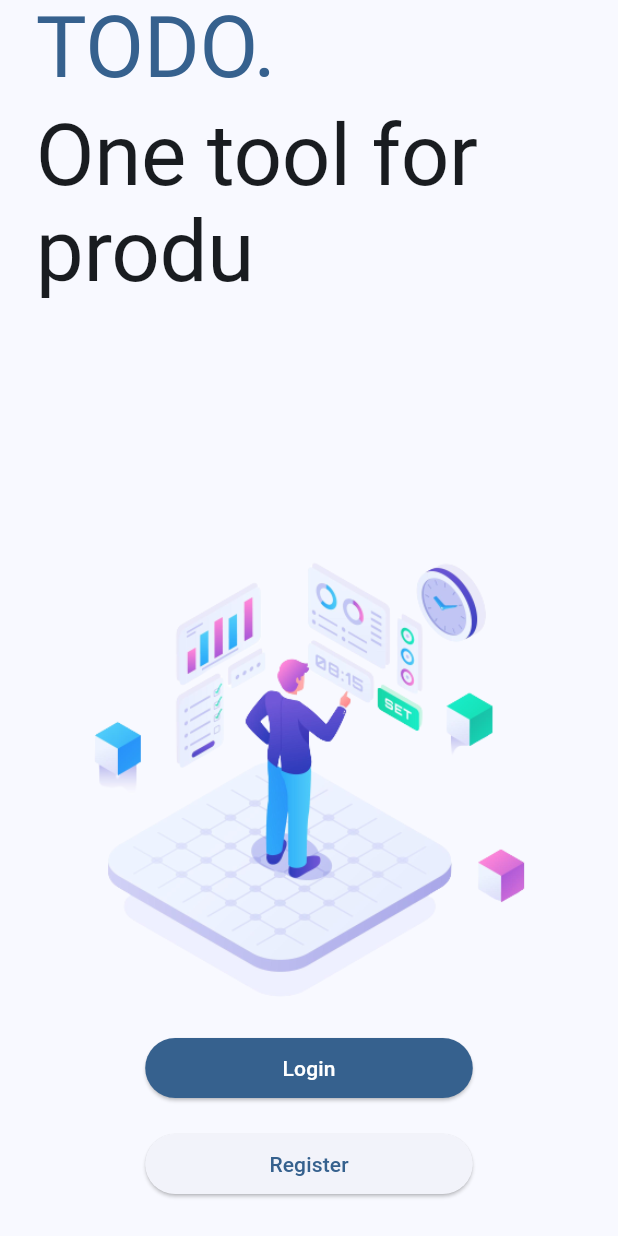
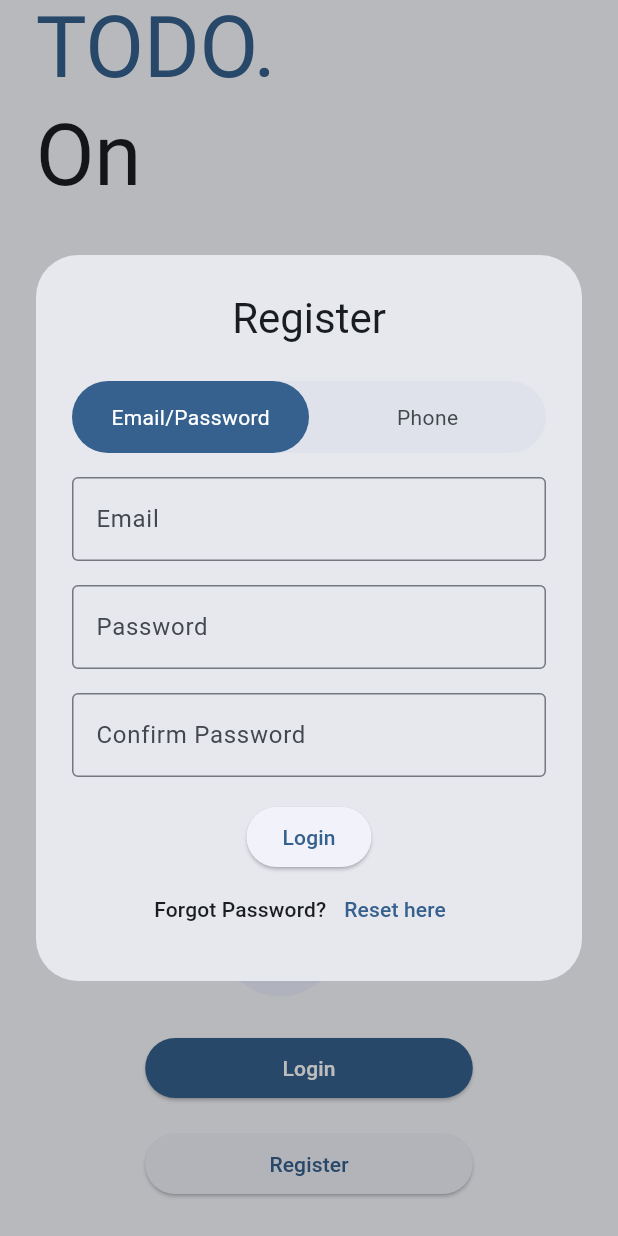
Before and after one commit to sushmoyr/todo_app_clean_architecture, a Flutter app: the screen it shows after launch, after a tap on "Login", after a tap on "Register", on a phone screen of 412 x 824 dp. Run offline on Flutter 3.47's test engine with Material 2 defaults, Android fonts, the phone set to English and light mode, and no system bars; our stand-ins replace firebase_core, flutter_riverpod; accounts and stored records are empty.

Commit message:
login and register dialog

```diff
--- a/lib/main.dart
+++ b/lib/main.dart
@@ -1,10 +1,15 @@
 import 'package:firebase_core/firebase_core.dart';
 import 'package:flutter/material.dart';
+import 'package:flutter_riverpod/flutter_riverpod.dart';
 import 'package:todo_app_clean_architecture/firebase_options.dart';
 import 'package:todo_app_clean_architecture/src/application/app.dart';
 
 void main() async {
   WidgetsFlutterBinding.ensureInitialized();
   await Firebase.initializeApp(options: DefaultFirebaseOptions.currentPlatform);
-  runApp(const TodoApp());
+  runApp(
+    const ProviderScope(
+      child: TodoApp(),
+    ),
+  );
 }
--- a/lib/src/application/app.dart
+++ b/lib/src/application/app.dart
@@ -16,7 +16,7 @@ class TodoApp extends StatelessWidget {
         colorSchemeSeed: Colors.blue,
       ),
       // home: const MyHomePage(title: 'Flutter Demo Home Page'),
-      home: Onboarding(),
+      home: const Onboarding(),
     );
   }
 }
--- /dev/null
+++ b/lib/src/core/common_widgets/switcher_tab.dart
@@ -0,0 +1,92 @@
+import 'package:flutter/material.dart';
+import 'package:todo_app_clean_architecture/src/core/constants/constants.dart';
+
+class SwitcherTabData {
+  final String label;
+  final Widget child;
+
+  const SwitcherTabData({
+    required this.label,
+    required this.child,
+  });
+}
+
+class SwitcherTab extends StatefulWidget {
+  const SwitcherTab({
+    Key? key,
+    required this.tabData,
+    this.onSelectionChanged,
+  }) : super(key: key);
+
+  final List<SwitcherTabData> tabData;
+  final ValueChanged<int>? onSelectionChanged;
+
+  @override
+  State<SwitcherTab> createState() => _SwitcherTabState();
+}
+
+class _SwitcherTabState extends State<SwitcherTab> {
+  int selectedIndex = 0;
+
+  @override
+  Widget build(BuildContext context) {
+    return Column(
+      mainAxisSize: MainAxisSize.min,
+      children: [
+        DecoratedBox(
+          decoration: BoxDecoration(
+            color: Theme.of(context).colorScheme.surfaceVariant,
+            borderRadius: BorderRadius.circular(kTextTabBarHeight),
+          ),
+          child: Row(
+            children: [
+              for (int i = 0; i < widget.tabData.length; i++)
+                Expanded(
+                  child: SizedBox(
+                    height: kTextTabBarHeight,
+                    child: AnimatedContainer(
+                      clipBehavior: Clip.antiAlias,
+                      decoration: i == selectedIndex
+                          ? BoxDecoration(
+                              color: Theme.of(context).colorScheme.primary,
+                              borderRadius:
+                                  BorderRadius.circular(kTextTabBarHeight))
+                          : const BoxDecoration(),
+                      duration: const Duration(milliseconds: 200),
+                      child: InkWell(
+                        borderRadius: BorderRadius.circular(kTextTabBarHeight),
+                        onTap: () {
+                          setState(() {
+                            selectedIndex = i;
+                            widget.onSelectionChanged?.call(i);
+                          });
+                        },
+                        child: Center(
+                          child: Text(
+                            widget.tabData[i].label,
+                            style: TextStyle(
+                              color: i == selectedIndex
+                                  ? Theme.of(context).colorScheme.onPrimary
+                                  : Theme.of(context)
+                                      .colorScheme
+                                      .onSurfaceVariant,
+                            ),
+                          ),
+                        ),
+                      ),
+                    ),
+                  ),
+                )
+            ],
+          ),
+        ),
+        verticalGap16,
+        AnimatedSwitcher(
+          key: ValueKey('Selected: $selectedIndex'),
+          duration: const Duration(milliseconds: 200),
+          child: widget.tabData[selectedIndex].child,
+        )
+      ],
+    );
+  }
+}
--- a/lib/src/core/constants/constants.dart
+++ b/lib/src/core/constants/constants.dart
@@ -21,3 +21,7 @@ const horizontalGap16 = SizedBox(width: 16);
 const verticalGap8 = SizedBox(height: 8);
 const verticalGap16 = SizedBox(height: 16);
 const verticalGap24 = SizedBox(height: 24);
+
+// Curves
+const emphasizedDecelerateCurve = Cubic(0.05, 0.7, 0.1, 1.0);
+const emphasizedAccelerateCurve = Cubic(0.3, 0.0, 0.8, 0.15);
--- a/lib/src/features/authentication/presentation/screens/login_dialog.dart
+++ b/lib/src/features/authentication/presentation/screens/login_dialog.dart
@@ -0,0 +1,122 @@
+import 'package:flutter_riverpod/flutter_riverpod.dart';
+import 'package:flutter/material.dart';
+import 'package:todo_app_clean_architecture/src/core/common_widgets/switcher_tab.dart';
+import 'package:todo_app_clean_architecture/src/core/constants/constants.dart';
+
+class LoginDialog extends ConsumerWidget {
+  const LoginDialog({
+    Key? key,
+  }) : super(key: key);
+
+  static void show(BuildContext context) {
+    Navigator.push(
+      context,
+      PageRouteBuilder(
+        pageBuilder: (_, anim, sAnim) => const LoginDialog(),
+        transitionDuration: const Duration(milliseconds: 400),
+        reverseTransitionDuration: const Duration(milliseconds: 200),
+        transitionsBuilder: (_, animation, __, page) {
+          final positionTween =
+              Tween(begin: const Offset(0, 1), end: Offset.zero);
+          final entryCurve = CurvedAnimation(
+              parent: animation, curve: emphasizedDecelerateCurve);
+          final outroCurve = CurvedAnimation(
+              parent: animation, curve: emphasizedAccelerateCurve);
+          late CurvedAnimation currentCurve;
+          if (animation.status == AnimationStatus.forward) {
+            currentCurve = entryCurve;
+          } else {
+            currentCurve = outroCurve;
+          }
+          return SlideTransition(
+            position: positionTween.animate(currentCurve),
+            child: FadeTransition(opacity: currentCurve, child: page),
+          );
+        },
+        barrierDismissible: true,
+        barrierColor: Colors.black26,
+        opaque: false,
+      ),
+    );
+  }
+
+  @override
+  Widget build(BuildContext context, WidgetRef ref) {
+    return Dialog(
+      insetPadding: EdgeInsets.only(
+          top: MediaQuery.of(context).viewPadding.top + 24,
+          bottom: 24,
+          left: 24,
+          right: 24),
+      child: SingleChildScrollView(
+        padding: const EdgeInsets.all(24.0),
+        child: Center(
+          child: Column(
+            mainAxisSize: MainAxisSize.min,
+            children: [
+              Text(
+                'Login',
+                style: Theme.of(context).textTheme.headlineMedium,
+              ),
+              verticalGap24,
+              SwitcherTab(
+                tabData: [
+                  SwitcherTabData(
+                    label: 'Email/Password',
+                    child: Column(
+                      mainAxisSize: MainAxisSize.min,
+                      children: [
+                        TextField(
+                          decoration: InputDecoration(
+                            labelText: 'Email',
+                            border: OutlineInputBorder(),
+                          ),
+                        ),
+                        verticalGap16,
+                        TextField(
+                          decoration: InputDecoration(
+                            labelText: 'Password',
+                            border: OutlineInputBorder(),
+                          ),
+                        ),
+                      ],
+                    ),
+                  ),
+                  SwitcherTabData(
+                    label: 'Phone',
+                    child: TextField(
+                      decoration: InputDecoration(labelText: 'Phone'),
+                    ),
+                  ),
+                ],
+              ),
+              verticalGap16,
+              ElevatedButton(
+                onPressed: () {},
+                child: Text('Login'),
+              ),
+              Wrap(
+                crossAxisAlignment: WrapCrossAlignment.center,
+                children: [
+                  Text(
+                    'Forgot Password?',
+                    style: Theme.of(context).textTheme.labelLarge,
+                  ),
+                  TextButton(
+                    onPressed: () {},
+                    child: Text('Reset here'),
+                  ),
+                ],
+              )
+              // RichText(
+              //   text: TextSpan(
+              //     children: [TextSpan(text: 'Forgot Password?')],
+              //   ),
+              // )
+            ],
+          ),
+        ),
+      ),
+    );
+  }
+}
--- a/lib/src/features/authentication/presentation/screens/onboarding.dart
+++ b/lib/src/features/authentication/presentation/screens/onboarding.dart
@@ -4,6 +4,8 @@ import 'package:flutter/material.dart';
 import 'package:todo_app_clean_architecture/generated/assets.dart';
 import 'package:todo_app_clean_architecture/src/core/common_widgets/animated_slogan.dart';
 import 'package:todo_app_clean_architecture/src/core/constants/constants.dart';
+import 'package:todo_app_clean_architecture/src/features/authentication/presentation/screens/login_dialog.dart';
+import 'package:todo_app_clean_architecture/src/features/authentication/presentation/screens/register_dialog.dart';
 
 class Onboarding extends StatelessWidget {
   const Onboarding({Key? key}) : super(key: key);
@@ -52,10 +54,12 @@ class Onboarding extends StatelessWidget {
               child: FractionallySizedBox(
                 widthFactor: 0.6,
                 child: ElevatedButton(
-                  onPressed: () {},
+                  onPressed: () {
+                    LoginDialog.show(context);
+                  },
                   style: ElevatedButton.styleFrom(
                     backgroundColor: Theme.of(context).colorScheme.primary,
-                    onPrimary: Theme.of(context).colorScheme.onPrimary,
+                    foregroundColor: Theme.of(context).colorScheme.onPrimary,
                   ),
                   child: Text('Login'),
                 ),
@@ -68,7 +72,9 @@ class Onboarding extends StatelessWidget {
                 widthFactor: 0.6,
                 alignment: Alignment.center,
                 child: ElevatedButton(
-                  onPressed: () {},
+                  onPressed: () {
+                    RegisterDialog.show(context);
+                  },
                   child: Text('Register'),
                 ),
               ),
--- a/lib/src/features/authentication/presentation/screens/register_dialog.dart
+++ b/lib/src/features/authentication/presentation/screens/register_dialog.dart
@@ -1 +1,128 @@
+import 'package:flutter_riverpod/flutter_riverpod.dart';
 import 'package:flutter/material.dart';
+import 'package:todo_app_clean_architecture/src/core/common_widgets/switcher_tab.dart';
+import 'package:todo_app_clean_architecture/src/core/constants/constants.dart';
+
+class RegisterDialog extends ConsumerWidget {
+  const RegisterDialog({
+    Key? key,
+  }) : super(key: key);
+
+  static void show(BuildContext context) {
+    Navigator.push(
+      context,
+      PageRouteBuilder(
+        pageBuilder: (_, anim, sAnim) => const RegisterDialog(),
+        transitionDuration: const Duration(milliseconds: 400),
+        reverseTransitionDuration: const Duration(milliseconds: 200),
+        transitionsBuilder: (_, animation, __, page) {
+          final positionTween =
+              Tween(begin: const Offset(0, 1), end: Offset.zero);
+          final entryCurve = CurvedAnimation(
+              parent: animation, curve: emphasizedDecelerateCurve);
+          final outroCurve = CurvedAnimation(
+              parent: animation, curve: emphasizedAccelerateCurve);
+          late CurvedAnimation currentCurve;
+          if (animation.status == AnimationStatus.forward) {
+            currentCurve = entryCurve;
+          } else {
+            currentCurve = outroCurve;
+          }
+          return SlideTransition(
+            position: positionTween.animate(currentCurve),
+            child: FadeTransition(opacity: currentCurve, child: page),
+          );
+        },
+        barrierDismissible: true,
+        barrierColor: Colors.black26,
+        opaque: false,
+      ),
+    );
+  }
+
+  @override
+  Widget build(BuildContext context, WidgetRef ref) {
+    return Dialog(
+      insetPadding: EdgeInsets.only(
+        top: MediaQuery.of(context).viewPadding.top + 24,
+        bottom: 24,
+        left: 24,
+        right: 24,
+      ),
+      child: SingleChildScrollView(
+        padding: const EdgeInsets.all(24.0),
+        child: Column(
+          mainAxisSize: MainAxisSize.min,
+          children: [
+            Text(
+              'Register',
+              style: Theme.of(context).textTheme.headlineMedium,
+            ),
+            verticalGap24,
+            SwitcherTab(
+              tabData: [
+                SwitcherTabData(
+                  label: 'Email/Password',
+                  child: Column(
+                    mainAxisSize: MainAxisSize.min,
+                    children: [
+                      TextField(
+                        decoration: InputDecoration(
+                          labelText: 'Email',
+                          border: OutlineInputBorder(),
+                        ),
+                      ),
+                      verticalGap16,
+                      TextField(
+                        decoration: InputDecoration(
+                          labelText: 'Password',
+                          border: OutlineInputBorder(),
+                        ),
+                      ),
+                      verticalGap16,
+                      TextField(
+                        decoration: InputDecoration(
+                          labelText: 'Confirm Password',
+                          border: OutlineInputBorder(),
+                        ),
+                      ),
+                    ],
+                  ),
+                ),
+                SwitcherTabData(
+                  label: 'Phone',
+                  child: TextField(
+                    decoration: InputDecoration(labelText: 'Phone'),
+                  ),
+                ),
+              ],
+            ),
+            verticalGap16,
+            ElevatedButton(
+              onPressed: () {},
+              child: Text('Login'),
+            ),
+            Wrap(
+              crossAxisAlignment: WrapCrossAlignment.center,
+              children: [
+                Text(
+                  'Forgot Password?',
+                  style: Theme.of(context).textTheme.labelLarge,
+                ),
+                TextButton(
+                  onPressed: () {},
+                  child: Text('Reset here'),
+                ),
+              ],
+            )
+            // RichText(
+            //   text: TextSpan(
+            //     children: [TextSpan(text: 'Forgot Password?')],
+            //   ),
+            // )
+          ],
+        ),
+      ),
+    );
+  }
+}
```
